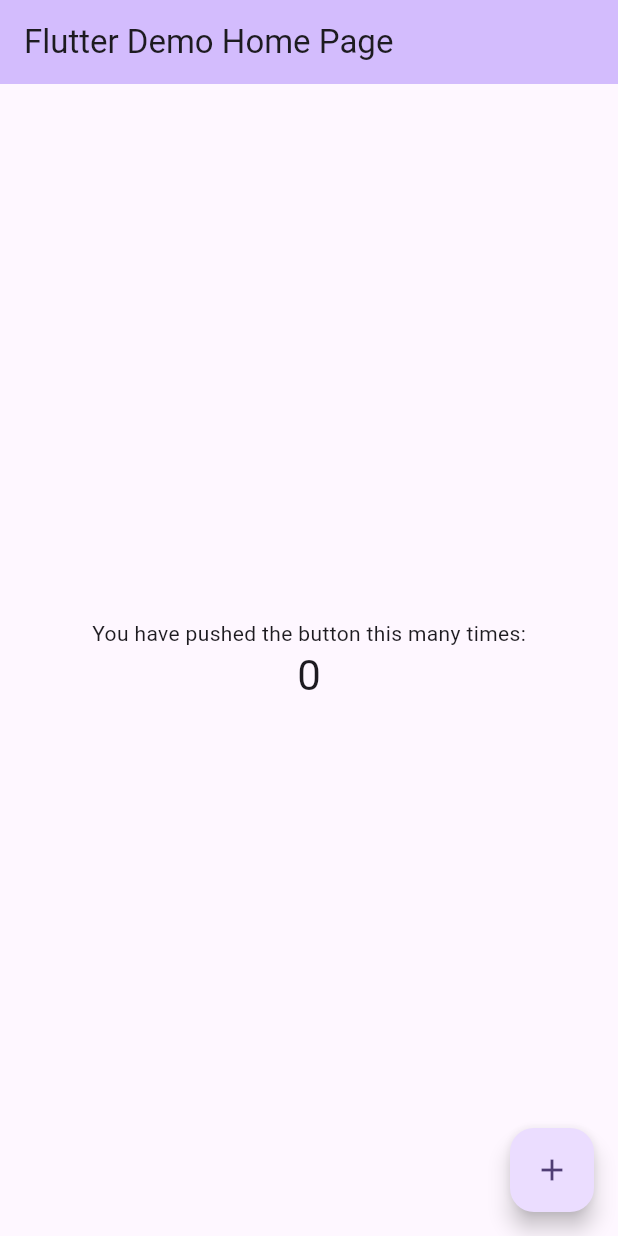
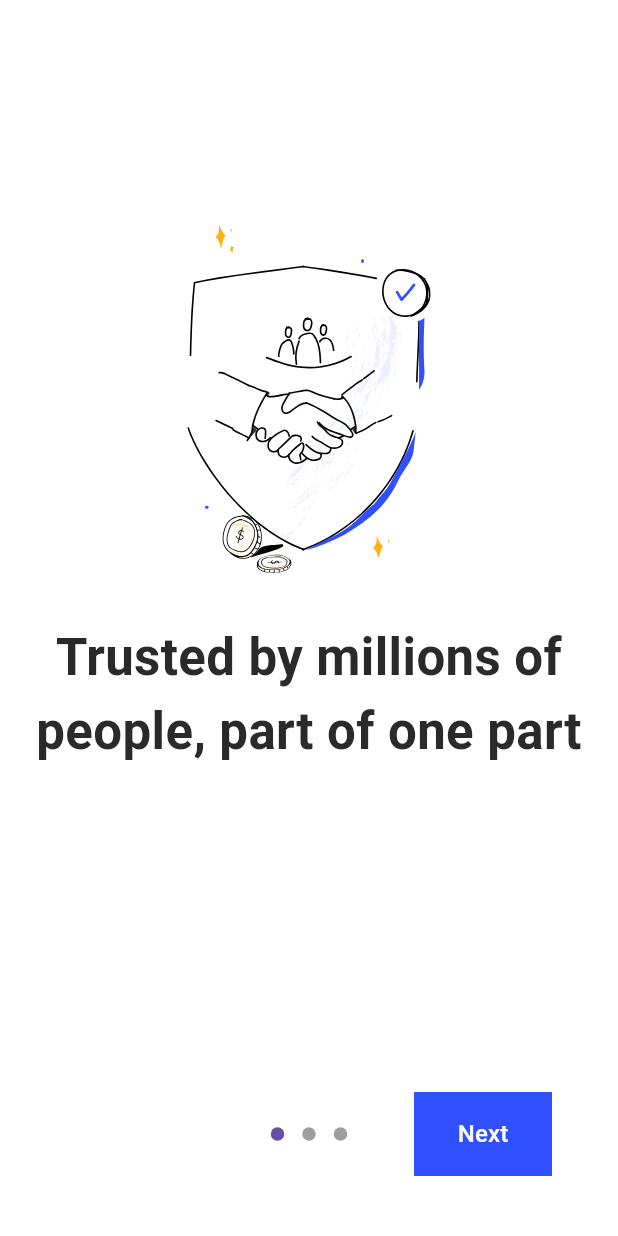
Before and after one commit to HeLLLuci/shopping-app-ui, a Flutter app: the screen it shows after launch, on a phone screen of 412 x 824 dp. Run offline on Flutter 3.47's test engine with Material 3 defaults, Android fonts, the phone set to English and light mode, and no system bars; drawn by our look-alikes of introduction_screen; our stand-ins replace flutter_svg, get.

Commit message:
added blue button

```diff
--- a/analysis_options.yaml
+++ b/analysis_options.yaml
@@ -7,7 +7,6 @@
 
 # The following line activates a set of recommended lints for Flutter apps,
 # packages, and plugins designed to encourage good coding practices.
-include: package:flutter_lints/flutter.yaml
 
 linter:
   # The lint rules applied to this project can be customized in the
--- /dev/null
+++ b/lib/Components/blue_button.dart
@@ -0,0 +1,27 @@
+import 'package:flutter/material.dart';
+import 'package:shopping_app/config.dart';
+
+class BlueButton extends StatelessWidget {
+  final String title;
+  final VoidCallback? onTap;
+  const BlueButton({super.key, required this.title, this.onTap});
+
+  @override
+  Widget build(BuildContext context) {
+    return InkWell(
+      onTap: onTap != null ? onTap : (){},
+      child: Container(
+        height: 56,
+        color: SysColors.mainColor,
+        alignment: Alignment.center,
+        child: Text(
+          title,
+          style: TextStyle(
+            color: Colors.white,
+          fontSize: 16,
+          fontWeight: FontWeight.w500
+        ),),
+      ),
+    );
+  }
+}
--- /dev/null
+++ b/lib/View/homescreen.dart
@@ -0,0 +1,14 @@
+import 'package:flutter/material.dart';
+
+class Homescreen extends StatelessWidget {
+  const Homescreen({super.key});
+
+  @override
+  Widget build(BuildContext context) {
+    return Scaffold(
+      appBar: AppBar(
+        title: Text("Homescreen"),
+      ),
+    );
+  }
+}
--- /dev/null
+++ b/lib/View/onboarding.dart
@@ -0,0 +1,66 @@
+import 'package:flutter/material.dart';
+import 'package:flutter_svg/flutter_svg.dart';
+import 'package:get/get.dart';
+import 'package:introduction_screen/introduction_screen.dart';
+import 'package:shopping_app/Components/blue_button.dart';
+import 'package:shopping_app/View/homescreen.dart';
+import 'package:shopping_app/config.dart';
+
+class OnboardingScreen extends StatelessWidget {
+  const OnboardingScreen({super.key});
+
+  @override
+  Widget build(BuildContext context) {
+    return Scaffold(
+      body: IntroductionScreen(
+        globalBackgroundColor: Colors.white,
+        allowImplicitScrolling: true,
+        autoScrollDuration: 3000,
+        infiniteAutoScroll: true,
+        skip: const Text('Skip', style: TextStyle(fontWeight: FontWeight.w600)),
+        next: BlueButton(title: "Next"),
+        done: const Text('Done', style: TextStyle(fontWeight: FontWeight.w600)),
+        curve: Curves.fastLinearToSlowEaseIn,
+        controlsMargin: const EdgeInsets.all(16),
+        onDone: (){
+          Get.to(()=>Homescreen());
+        },
+        pages: [
+          PageViewModel(
+            title: "Trusted by millions of people, part of one part",
+            body:
+            "",
+            image: SvgPicture.asset(Paths.onboarding1Icons),
+            decoration: PageDecoration(
+              titleTextStyle: TextStyles.contentStyle,
+              bodyTextStyle: TextStyle(fontSize: 0),
+                imagePadding: EdgeInsets.only(top: 150.0)
+            )
+          ),
+          PageViewModel(
+            title: "Spend money abroad, and track your expense",
+            body:
+            "",
+            image: SvgPicture.asset(Paths.onboarding2Icons),
+              decoration: PageDecoration(
+                  titleTextStyle: TextStyles.contentStyle,
+                  bodyTextStyle: TextStyle(fontSize: 0),
+                imagePadding: EdgeInsets.only(top: 150.0)
+              )
+          ),
+          PageViewModel(
+            title: "Receive Money From Anywhere In The World",
+            body:
+            "",
+            image: SvgPicture.asset(Paths.onboarding3Icons),
+              decoration: PageDecoration(
+                  titleTextStyle: TextStyles.contentStyle,
+                  bodyTextStyle: TextStyle(fontSize: 0),
+                  imagePadding: EdgeInsets.only(top: 150.0)
+              )
+          ),
+        ],
+      ),
+    );
+  }
+}
--- /dev/null
+++ b/lib/config.dart
@@ -0,0 +1,20 @@
+import 'package:flutter/material.dart';
+
+class Paths{
+  static String onboarding1Icons = "assets/icons/onboarding1.svg";
+  static String onboarding2Icons = "assets/icons/onboarding2.svg";
+  static String onboarding3Icons = "assets/icons/onboarding3.svg";
+}
+
+class SysColors{
+  static Color mainColor = Color(0xFF304FFE);
+  static Color contentColor = Color(0xFF2A2A2A);
+}
+
+class TextStyles{
+  static TextStyle contentStyle = TextStyle(
+    fontSize: 34,
+    color: SysColors.contentColor,
+    fontWeight: FontWeight.w600,
+  );
+}
--- a/lib/main.dart
+++ b/lib/main.dart
@@ -1,125 +1,18 @@
 import 'package:flutter/material.dart';
+import 'package:get/get.dart';
+import 'package:shopping_app/View/onboarding.dart';
 
-void main() {
-  runApp(const MyApp());
+void main(){
+  runApp(MyApp());
 }
 
 class MyApp extends StatelessWidget {
   const MyApp({super.key});
 
-  // This widget is the root of your application.
   @override
   Widget build(BuildContext context) {
-    return MaterialApp(
-      title: 'Flutter Demo',
-      theme: ThemeData(
-        // This is the theme of your application.
-        //
-        // TRY THIS: Try running your application with "flutter run". You'll see
-        // the application has a purple toolbar. Then, without quitting the app,
-        // try changing the seedColor in the colorScheme below to Colors.green
-        // and then invoke "hot reload" (save your changes or press the "hot
-        // reload" button in a Flutter-supported IDE, or press "r" if you used
-        // the command line to start the app).
-        //
-        // Notice that the counter didn't reset back to zero; the application
-        // state is not lost during the reload. To reset the state, use hot
-        // restart instead.
-        //
-        // This works for code too, not just values: Most code changes can be
-        // tested with just a hot reload.
-        colorScheme: ColorScheme.fromSeed(seedColor: Colors.deepPurple),
-        useMaterial3: true,
-      ),
-      home: const MyHomePage(title: 'Flutter Demo Home Page'),
+    return GetMaterialApp(
+      home: OnboardingScreen(),
     );
   }
 }
-
-class MyHomePage extends StatefulWidget {
-  const MyHomePage({super.key, required this.title});
-
-  // This widget is the home page of your application. It is stateful, meaning
-  // that it has a State object (defined below) that contains fields that affect
-  // how it looks.
-
-  // This class is the configuration for the state. It holds the values (in this
-  // case the title) provided by the parent (in this case the App widget) and
-  // used by the build method of the State. Fields in a Widget subclass are
-  // always marked "final".
-
-  final String title;
-
-  @override
-  State<MyHomePage> createState() => _MyHomePageState();
-}
-
-class _MyHomePageState extends State<MyHomePage> {
-  int _counter = 0;
-
-  void _incrementCounter() {
-    setState(() {
-      // This call to setState tells the Flutter framework that something has
-      // changed in this State, which causes it to rerun the build method below
-      // so that the display can reflect the updated values. If we changed
-      // _counter without calling setState(), then the build method would not be
-      // called again, and so nothing would appear to happen.
-      _counter++;
-    });
-  }
-
-  @override
-  Widget build(BuildContext context) {
-    // This method is rerun every time setState is called, for instance as done
-    // by the _incrementCounter method above.
-    //
-    // The Flutter framework has been optimized to make rerunning build methods
-    // fast, so that you can just rebuild anything that needs updating rather
-    // than having to individually change instances of widgets.
-    return Scaffold(
-      appBar: AppBar(
-        // TRY THIS: Try changing the color here to a specific color (to
-        // Colors.amber, perhaps?) and trigger a hot reload to see the AppBar
-        // change color while the other colors stay the same.
-        backgroundColor: Theme.of(context).colorScheme.inversePrimary,
-        // Here we take the value from the MyHomePage object that was created by
-        // the App.build method, and use it to set our appbar title.
-        title: Text(widget.title),
-      ),
-      body: Center(
-        // Center is a layout widget. It takes a single child and positions it
-        // in the middle of the parent.
-        child: Column(
-          // Column is also a layout widget. It takes a list of children and
-          // arranges them vertically. By default, it sizes itself to fit its
-          // children horizontally, and tries to be as tall as its parent.
-          //
-          // Column has various properties to control how it sizes itself and
-          // how it positions its children. Here we use mainAxisAlignment to
-          // center the children vertically; the main axis here is the vertical
-          // axis because Columns are vertical (the cross axis would be
-          // horizontal).
-          //
-          // TRY THIS: Invoke "debug painting" (choose the "Toggle Debug Paint"
-          // action in the IDE, or press "p" in the console), to see the
-          // wireframe for each widget.
-          mainAxisAlignment: MainAxisAlignment.center,
-          children: <Widget>[
-            const Text(
-              'You have pushed the button this many times:',
-            ),
-            Text(
-              '$_counter',
-              style: Theme.of(context).textTheme.headlineMedium,
-            ),
-          ],
-        ),
-      ),
-      floatingActionButton: FloatingActionButton(
-        onPressed: _incrementCounter,
-        tooltip: 'Increment',
-        child: const Icon(Icons.add),
-      ), // This trailing comma makes auto-formatting nicer for build methods.
-    );
-  }
-}
```
Also changed, not shown: pubspec.yaml (+10 -7 lines), assets/fonts/Poppins.ttf (added), assets/icons/onboarding1.svg (added), assets/icons/onboarding2.svg (added), assets/icons/onboarding3.svg (added), pubspec.lock, 6 other files.
